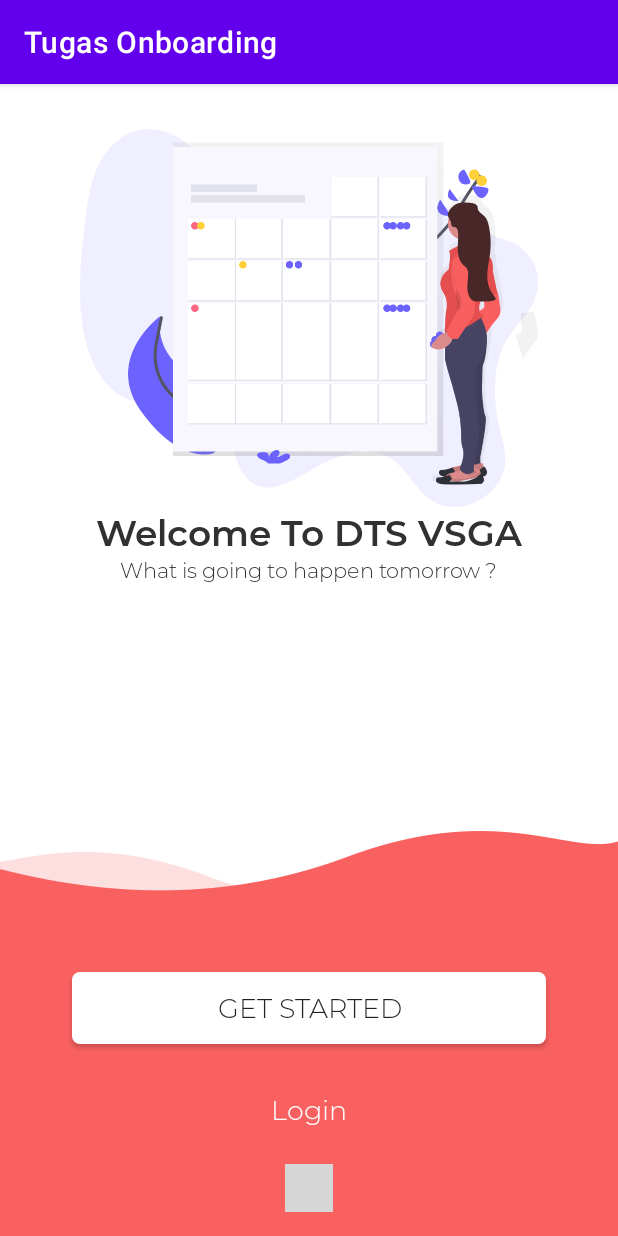
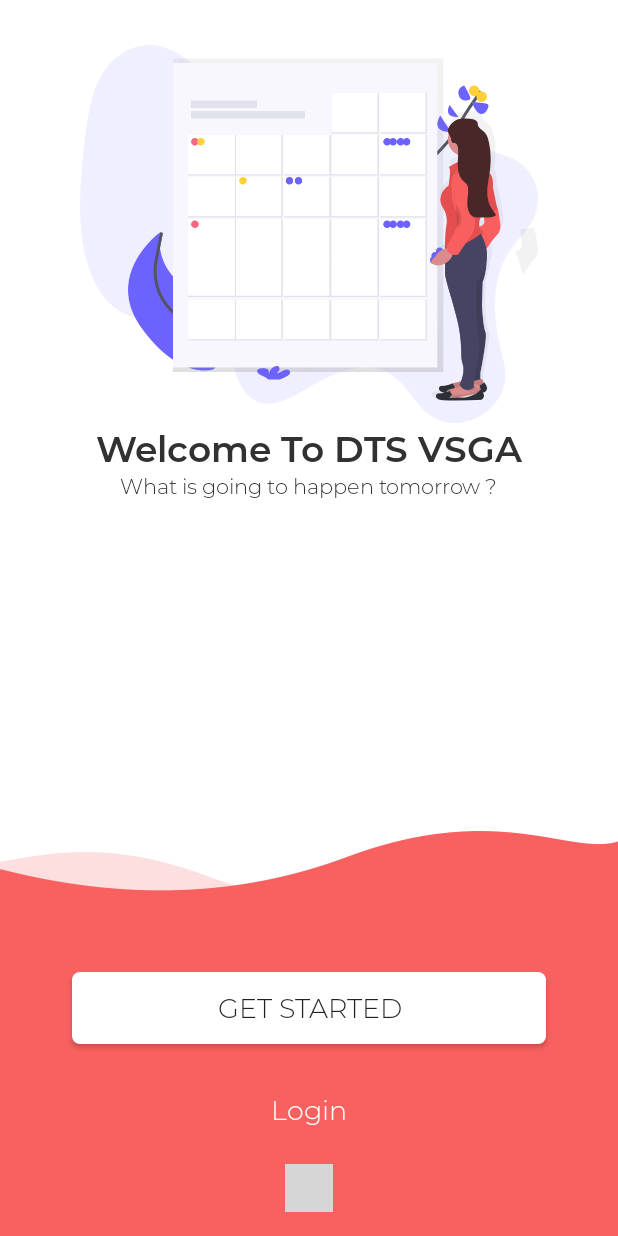
Before and after one commit to mrrezkii/Android-Kotlin-TugasDTS-Onboarding, an Android app: the screen it shows after launch (OnboardingActivity), on a phone screen of 412 x 824 dp. Run offline under Robolectric (Android 15) with nearby library versions, the phone set to English and light mode, and no system bars; plain views replace DotsIndicator; 1 statement that could not run was skipped; grey boxes are pictures that could not be loaded.

Commit message:
Change theme application

```diff
--- a/app/src/main/AndroidManifest.xml
+++ b/app/src/main/AndroidManifest.xml
@@ -3,12 +3,13 @@
     package="com.mrrezki.tugasonboarding">
 
     <application
+        android:name=".BaseApplication"
         android:allowBackup="true"
         android:icon="@mipmap/ic_launcher"
         android:label="@string/app_name"
         android:roundIcon="@mipmap/ic_launcher_round"
         android:supportsRtl="true"
-        android:theme="@style/Theme.TugasOnboarding">
+        android:theme="@style/Theme.TugasOnboarding.NoActionBar">
         <activity
             android:name=".activity.OnboardingActivity"
             android:exported="true" />
--- /dev/null
+++ b/app/src/main/java/com/mrrezki/tugasonboarding/BaseApplication.kt
@@ -0,0 +1,13 @@
+package com.mrrezki.tugasonboarding
+
+import android.app.Application
+import androidx.appcompat.app.AppCompatDelegate
+
+class BaseApplication : Application() {
+
+    override fun onCreate() {
+        super.onCreate()
+        AppCompatDelegate.setDefaultNightMode(AppCompatDelegate.MODE_NIGHT_NO)
+    }
+
+}
--- a/app/src/main/java/com/mrrezki/tugasonboarding/activity/MainActivity.kt
+++ b/app/src/main/java/com/mrrezki/tugasonboarding/activity/MainActivity.kt
@@ -2,6 +2,7 @@ package com.mrrezki.tugasonboarding.activity
 
 import android.content.Intent
 import android.os.Bundle
+import android.view.View
 import androidx.appcompat.app.AppCompatActivity
 import com.mrrezki.tugasonboarding.databinding.ActivityMainBinding
 import kotlinx.coroutines.*
@@ -36,4 +37,13 @@ class MainActivity : AppCompatActivity() {
         activityScope.cancel()
         super.onPause()
     }
+
+    @Suppress("DEPRECATION")
+    override fun onResume() {
+        super.onResume()
+        window.decorView.apply {
+            systemUiVisibility =
+                View.SYSTEM_UI_FLAG_HIDE_NAVIGATION or View.SYSTEM_UI_FLAG_FULLSCREEN
+        }
+    }
 }
--- a/app/src/main/res/values/themes.xml
+++ b/app/src/main/res/values/themes.xml
@@ -13,4 +13,12 @@
         <item name="android:statusBarColor" tools:targetApi="l">?attr/colorPrimaryVariant</item>
         <!-- Customize your theme here. -->
     </style>
+
+    <style name="Theme.TugasOnboarding.NoActionBar">
+        <item name="windowActionBar">false</item>
+        <item name="windowNoTitle">true</item>
+        <item name="android:windowTranslucentStatus">true</item>
+        <item name="android:windowTranslucentNavigation">true</item>
+        <item name="android:navigationBarColor">@android:color/transparent</item>
+    </style>
 </resources>
```
